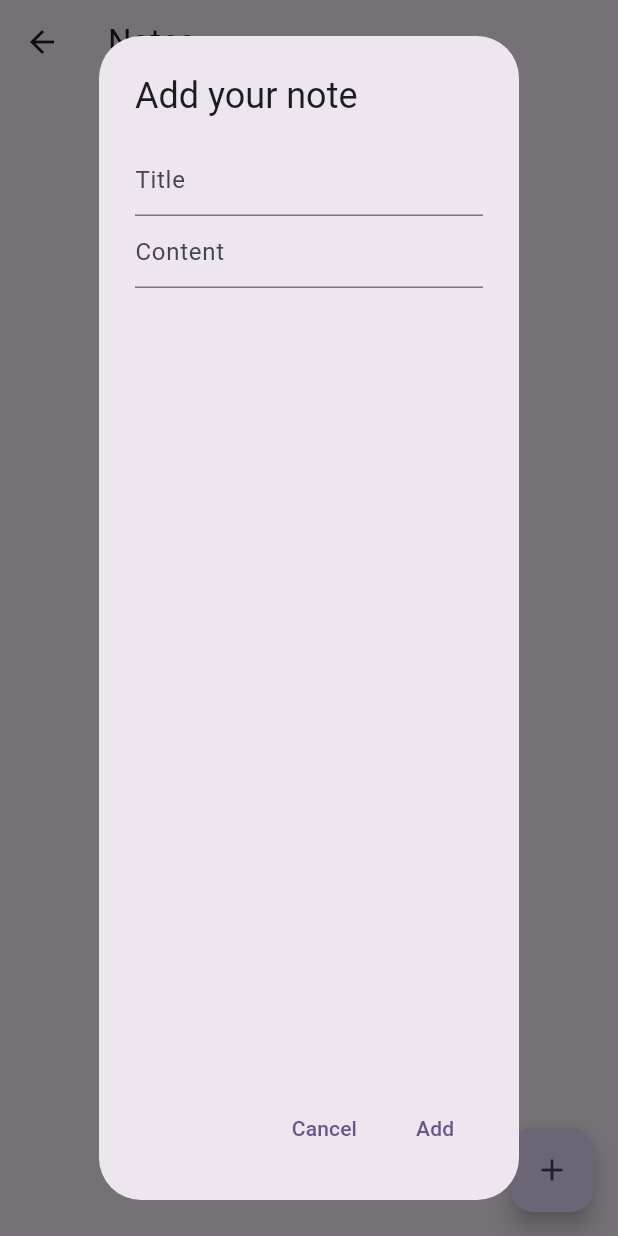
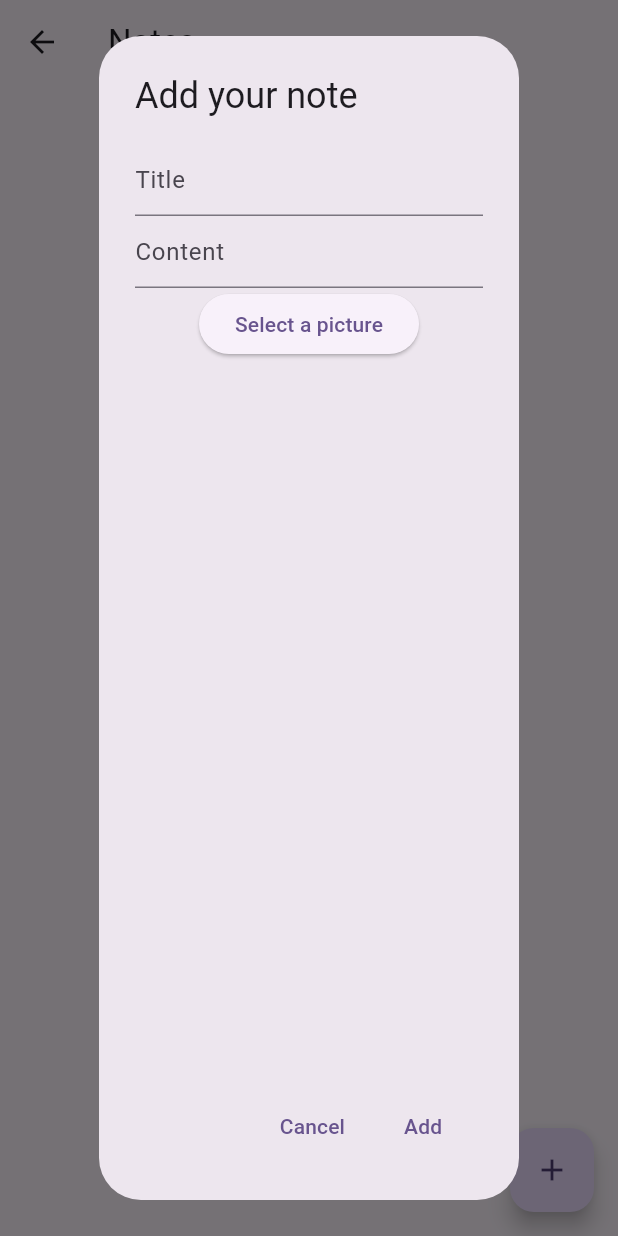
Before and after one commit to Ahrusalome/FlutterTP, a Flutter app: the FirestorePage screen opened by its route, after a tap on the "add" icon, on a phone screen of 412 x 824 dp. Run offline on Flutter 3.47's test engine with Material 3 defaults, Android fonts, the phone set to English and light mode, and no system bars; our stand-ins replace cloud_firestore, file_picker, firebase_auth, firebase_core, firebase_storage; accounts and stored records are empty; network calls fail.

Commit message:
image add

```diff
--- a/lib/pages/notes.dart
+++ b/lib/pages/notes.dart
@@ -1,17 +1,32 @@
+import 'dart:io';
+
 import 'package:cloud_firestore/cloud_firestore.dart';
+import 'package:file_picker/file_picker.dart';
 import 'package:firebase_auth/firebase_auth.dart';
 import 'package:flutter/material.dart';
+import 'package:firebase_storage/firebase_storage.dart';
 import '../main.dart';
 
-class FirestorePage extends StatelessWidget {
+class FirestorePage extends StatefulWidget {
+  const FirestorePage({super.key});
+  @override
+  FirestorePageState createState() => FirestorePageState();
+}
+
+class FirestorePageState extends State<FirestorePage> {
   final _titleController = TextEditingController();
   final _contentController = TextEditingController();
   void _addNote() async {
+    if (connectUser == null) return;
+    if (pickedFile != null) {
+      await uploadFile();
+    }
     await notes.add({
       'id': UniqueKey().toString(),
       'user': connectUser,
       'title': _titleController.text,
       'content': _contentController.text,
+      'image': urlDownload
     });
   }
 
@@ -29,9 +44,10 @@ class FirestorePage extends StatelessWidget {
 
   void _modifyNote(id) async {
     DocumentReference doc;
-    await notes.where('id', isEqualTo: id).get().then((value){
+    await notes.where('id', isEqualTo: id).get().then((value) {
       doc = value.docs[0].reference;
-      doc.set({
+      doc
+          .set({
             'user': connectUser,
             'title': _titleController.text,
             'content': _contentController.text,
@@ -40,6 +56,71 @@ class FirestorePage extends StatelessWidget {
           .catchError((onError) {});
     });
   }
+
+  PlatformFile? pickedFile;
+  UploadTask? uploadTask;
+  String? urlDownload;
+  Future selectFile() async {
+    final result = await FilePicker.platform.pickFiles();
+    if (result == null) return;
+    setState(() {
+      pickedFile = result.files.first;
+    });
+  }
+
+  Future<Map<String, dynamic>> _loadImages(path) async {
+    final result = FirebaseStorage.instance.ref('files/$path');
+    final String fileUrl = await result.getDownloadURL();
+    final FullMetadata fileMeta = await result.getMetadata();
+    final file = {
+      "url": fileUrl,
+      "path": result.fullPath,
+      "uploaded_by": fileMeta.customMetadata?['uploaded_by'] ?? 'Nobody',
+      "description": fileMeta.customMetadata?['description'] ?? 'No description'
+    };
+    return file;
+  }
+
+  Future uploadFile() async {
+    final path = 'files/${pickedFile!.name}';
+    final file = File(pickedFile!.path!);
+    final ref = FirebaseStorage.instance.ref().child(path);
+    setState(() {
+      uploadTask = ref.putFile(file);
+    });
+    final snapshot = await uploadTask!.whenComplete(() {});
+    setState(() {
+      uploadTask = null;
+    });
+    urlDownload = await snapshot.ref.getDownloadURL();
+    print("url : $urlDownload");
+  }
+
+  Widget buildProgress() => StreamBuilder<TaskSnapshot>(
+        stream: uploadTask?.snapshotEvents,
+        builder: (context, snapshot) {
+          if (snapshot.hasData) {
+            final data = snapshot.data!;
+            double progress = data.bytesTransferred / data.totalBytes;
+            return SizedBox(
+              height: 50,
+              child: Stack(
+                fit: StackFit.expand,
+                children: [
+                  LinearProgressIndicator(
+                    value: progress,
+                  ),
+                  Center(
+                    child: Text('${(100 * progress).roundToDouble()}%'),
+                  )
+                ],
+              ),
+            );
+          } else {
+            return const SizedBox(height: 50);
+          }
+        },
+      );
 
   @override
   Widget build(BuildContext context) {
@@ -53,13 +134,14 @@ class FirestorePage extends StatelessWidget {
           StreamBuilder<QuerySnapshot>(
               stream: notes.where("user", isEqualTo: connectUser).snapshots(),
               builder: (context, snapshot) {
+                if (connectUser == null)
+                  return const Text("You should log in to see your notes");
                 if (snapshot.hasError) {
                   return const Text('Something went wrong');
                 }
                 if (snapshot.connectionState == ConnectionState.waiting) {
                   return CircularProgressIndicator();
                 }
-
                 return Expanded(
                     child: ListView(
                   children:
@@ -71,12 +153,18 @@ class FirestorePage extends StatelessWidget {
                         onDismissed: (direction) async {
                           _deleteNote(data['id']);
                         },
+                        child: Flexible(
                           child: ListTile(
+                              leading: data['image'] == null
+                                  ? const Icon(Icons.image, size: 20)
+                                  : Image.network(data['image'],
+                                      fit: BoxFit.contain),
                               title: Text(data['title']),
                               subtitle: Text(data['content']),
                               onLongPress: () async => showDialog(
                                   context: context,
-                              builder: (BuildContext context) => AlertDialog(
+                                  builder: (BuildContext context) =>
+                                      AlertDialog(
                                         title: const Text("Modify your note"),
                                         content: Column(children: [
                                           TextField(
@@ -92,8 +180,8 @@ class FirestorePage extends StatelessWidget {
                                         ]),
                                         actions: <Widget>[
                                           TextButton(
-                                          onPressed: () =>
-                                              Navigator.pop(context, 'cancel'),
+                                              onPressed: () => Navigator.pop(
+                                                  context, 'cancel'),
                                               child: const Text('Cancel')),
                                           TextButton(
                                               onPressed: () {
@@ -102,7 +190,7 @@ class FirestorePage extends StatelessWidget {
                                               child: const Text('Modify')),
                                         ],
                                       ))),
-                    );
+                        ));
                   }).toList(),
                 ));
               })
@@ -122,6 +210,9 @@ class FirestorePage extends StatelessWidget {
                       decoration: const InputDecoration(hintText: "Content"),
                       controller: _contentController,
                     ),
+                    ElevatedButton(
+                        onPressed: selectFile,
+                        child: const Text("Select a picture"))
                   ]),
                   actions: <Widget>[
                     TextButton(
@@ -129,6 +220,7 @@ class FirestorePage extends StatelessWidget {
                         child: const Text('Cancel')),
                     TextButton(
                         onPressed: () => _addNote(), child: const Text('Add')),
+                    buildProgress()
                   ],
                 )),
         child: const Icon(Icons.add),
--- a/pubspec.yaml
+++ b/pubspec.yaml
@@ -30,13 +30,15 @@ environment:
 dependencies:
   flutter:
     sdk: flutter
-  firebase_core: ^2.22.0
+  firebase_core: ^2.24.0
 
   # The following adds the Cupertino Icons font to your application.
   # Use with the CupertinoIcons class for iOS style icons.
   cupertino_icons: ^1.0.2
   firebase_auth: ^4.13.0
   cloud_firestore: ^4.13.0
+  file_picker: ^6.1.1
+  firebase_storage: ^11.5.3
 
 dev_dependencies:
   flutter_test:
```
Also changed, not shown: lib/main.dart (+0 -16 lines), lib/pages/authentification.dart (+6 -22 lines), lib/pages/login.dart (deleted, +0 -79 lines), pubspec.lock, 4 other files. Lines whose indentation alone changed are shown as unchanged.
